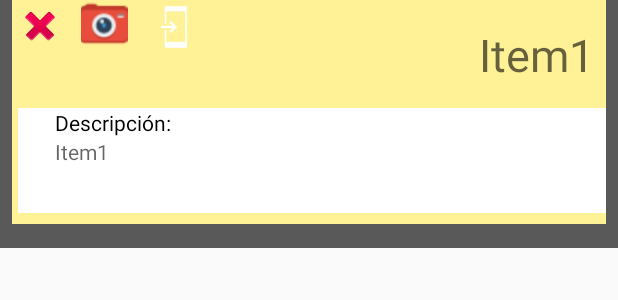
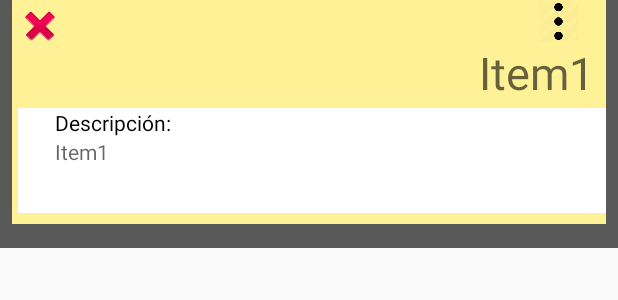
Before and after one commit to JeffrieSaenz/KanbanAppProject, an Android app: the layout item.xml on its own in the app's theme, with its tools: preview values and no code run, on a phone screen of 412 x 824 dp. Shown: the top 300 px of the screen. Run offline under Robolectric (Android 15) with nearby library versions, the phone set to English and light mode, and no system bars.

Commit message:
Menu en cada item del list view
- Agrega files de cualquier tipo de formato
- Se agrego un menu a cada tarea del list view

```diff
--- a/KanbanApp/app/src/main/res/layout/item.xml
+++ b/KanbanApp/app/src/main/res/layout/item.xml
@@ -21,15 +21,16 @@
         <TextView
             android:id="@+id/nombre"
             android:layout_width="match_parent"
-            android:layout_height="49dp"
+            android:layout_height="42dp"
 
             android:layout_marginEnd="8dp"
-            android:layout_marginTop="16dp"
+            android:layout_marginTop="28dp"
             android:text="Item1"
             android:textAlignment="textEnd"
             android:textAppearance="@style/TextAppearance.AppCompat.Display1"
             android:textSize="30sp"
             app:layout_constraintEnd_toEndOf="parent"
+            app:layout_constraintHorizontal_bias="1.0"
             app:layout_constraintStart_toStartOf="parent"
             app:layout_constraintTop_toTopOf="parent"
             tools:ignore="MissingConstraints"></TextView>
@@ -44,6 +45,7 @@
             app:layout_constraintTop_toTopOf="parent" />
 
         <RelativeLayout
+            android:id="@+id/relativeLayout"
             android:layout_width="match_parent"
             android:layout_height="70dp"
             android:layout_marginStart="4dp"
@@ -90,20 +92,16 @@
         </android.support.constraint.ConstraintLayout>
 
         <ImageView
-            android:id="@+id/btnRecord"
-            android:layout_width="48dp"
-            android:layout_height="31dp"
+            android:id="@+id/me"
+            android:layout_width="47dp"
+            android:layout_height="27dp"
+            android:layout_marginEnd="8dp"
+            android:layout_marginStart="8dp"
+            app:layout_constraintBottom_toTopOf="@+id/nombre"
+            app:layout_constraintEnd_toEndOf="parent"
+            app:layout_constraintHorizontal_bias="1.0"
             app:layout_constraintStart_toEndOf="@+id/eliminarTarea"
-            app:layout_constraintTop_toTopOf="parent"
-            app:srcCompat="@drawable/camera" />
-
-        <ImageView
-            android:id="@+id/tareaInfo"
-            android:layout_width="48dp"
-            android:layout_height="36dp"
-            app:layout_constraintStart_toEndOf="@+id/btnRecord"
-            app:layout_constraintTop_toTopOf="parent"
-            app:srcCompat="@drawable/common_full_open_on_phone" />
+            app:srcCompat="@drawable/menuicon" />
     </android.support.constraint.ConstraintLayout>
 
 </android.support.constraint.ConstraintLayout>
--- a/KanbanApp/app/src/main/res/values/strings.xml
+++ b/KanbanApp/app/src/main/res/values/strings.xml
@@ -9,6 +9,9 @@
     <string name="taskName">Task Name</string>
     <string name="taskDescription">Description</string>
     <string name="video">JF's video</string>
+    <string name="camera"> Take a picture </string>
+    <string name="viewTarea"> View </string>
+    <string name="filechooser"> Attach file </string>
 
     <!-- Strings related to login -->
     <string name="prompt_email">Email</string>
```
Also changed, not shown: KanbanApp/app/src/main/java/com/example/user/kanbanapp/Backlog.java (+102 -1 lines), KanbanApp/app/src/main/java/com/example/user/kanbanapp/TareaAdapter.java (+79 -21 lines), KanbanApp/app/src/main/res/drawable/ic_search_black_24dp.xml (added, +9 -0 lines), KanbanApp/app/src/main/res/menu/itemenu.xml (added, +15 -0 lines), KanbanApp/app/src/main/res/drawable/menuicon.png (added).
